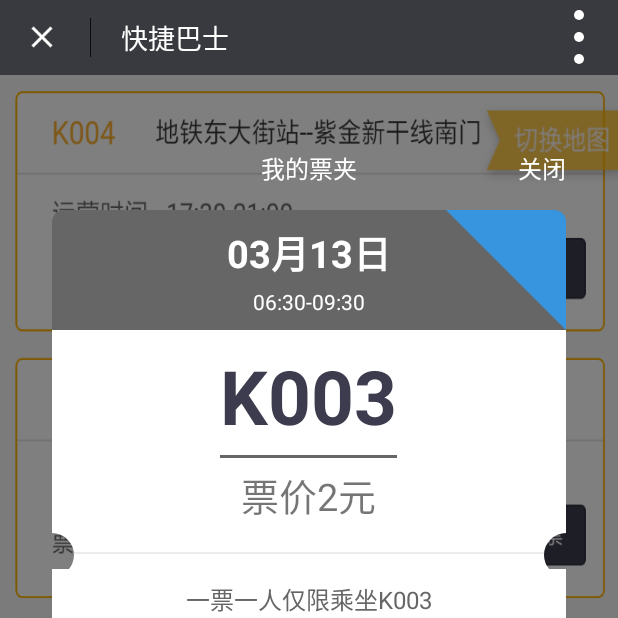
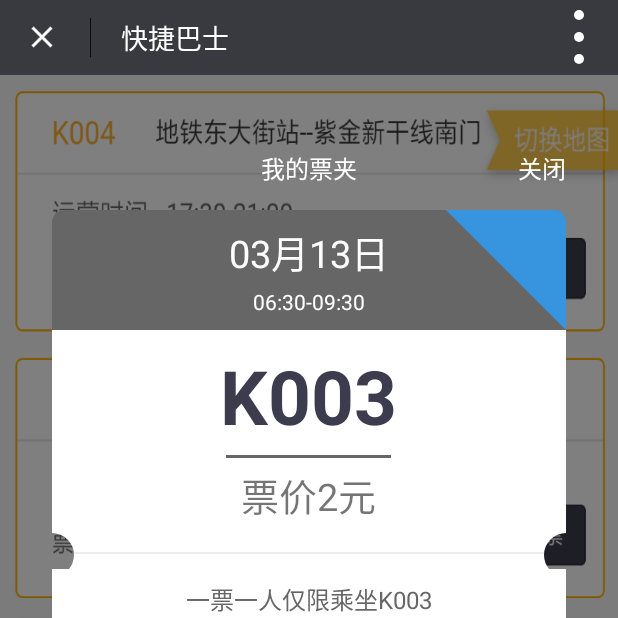
Before and after one commit to fanturbo/AreYouOk, an Android app: the HaluoWeChatActivity screen opened directly, with no data from a screen before it, after a tap on "K003(早上的车）", on a phone screen of 412 x 824 dp, the top half of it. Run offline under Robolectric (Android 15) with nearby library versions, the phone set to English and light mode, and no system bars; our stand-ins replace ButterKnife; libraries missing offline, so code that uses them is left out: com.zhy.autolayout; 6 statements that could not run were skipped.

Commit message:
修改样式

```diff
--- a/app/src/main/res/layout/view_bus_ticket_wechat.xml
+++ b/app/src/main/res/layout/view_bus_ticket_wechat.xml
@@ -79,8 +79,7 @@
                             android:gravity="center"
                             android:text="11月26日"
                             android:textColor="@color/text3"
-                            android:textSize="25sp"
-                            android:textStyle="bold" />
+                            android:textSize="25sp"/>
 
                         <TextView
                             android:id="@+id/suhttle_ticket_time"
@@ -131,6 +130,8 @@
                             android:id="@+id/shuttle_ticket_underline"
                             android:layout_width="match_parent"
                             android:layout_height="2dp"
+                            android:layout_marginLeft="4dp"
+                            android:layout_marginRight="4dp"
                             android:layout_marginTop="6dp"
                             android:background="@color/text2" />
                     </LinearLayout>
```
